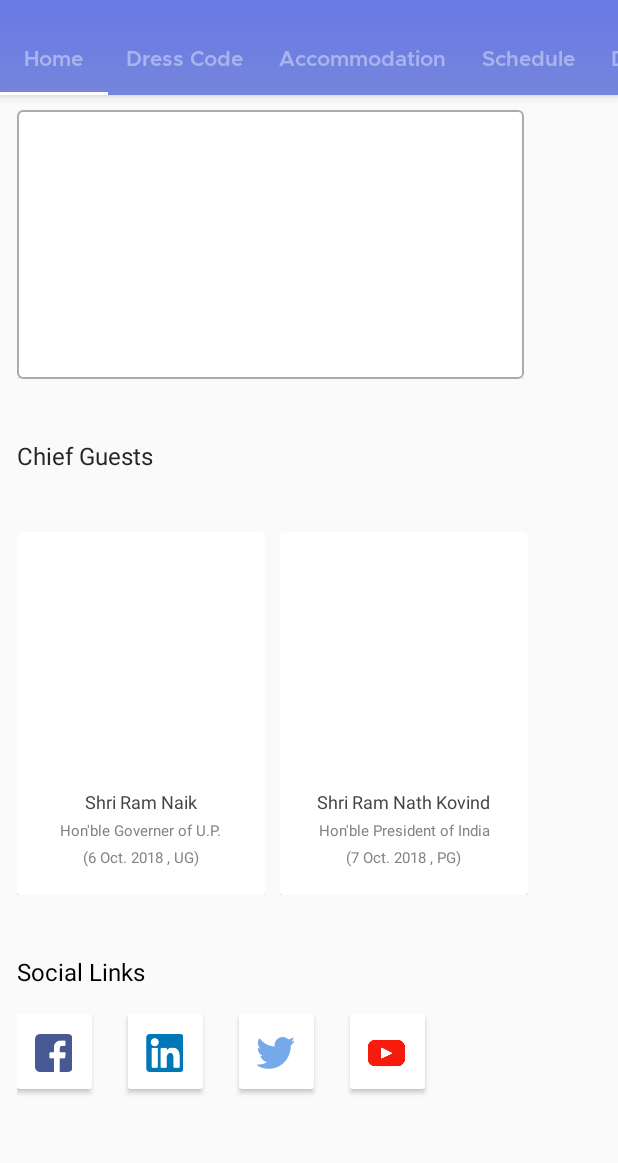
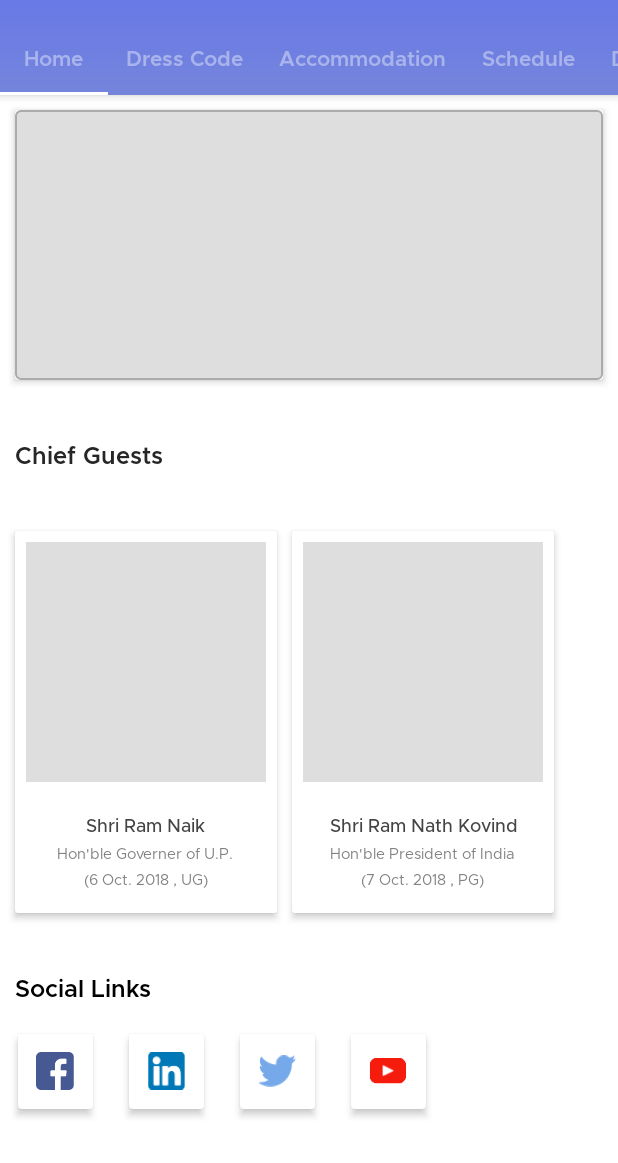
Before and after one commit to mdg-iitr/convocation-android, an Android app: the screen it shows after launch (MainActivity), on a phone screen of 412 x 824 dp, the part 73-1236 px from its top. Run offline under Robolectric (Android 15) with nearby library versions, the phone set to English and light mode, and no system bars.

Commit message:
Fixes home fragment

```diff
--- a/app/build.gradle
+++ b/app/build.gradle
@@ -4,7 +4,7 @@ android {
     compileSdkVersion 27
     defaultConfig {
         applicationId "ac.in.iitr.mdg.convocation"
-        minSdkVersion 15
+        minSdkVersion 19
         targetSdkVersion 27
         versionCode 1
         versionName "1.0"
@@ -25,6 +25,4 @@ dependencies {
     implementation 'com.android.support:design:27.1.1'
     implementation 'com.android.support:cardview-v7:27.1.1'
     implementation 'com.android.support:customtabs:27.1.1'
-
-
 }
--- a/app/src/main/java/ac/in/iitr/mdg/convocation/MainActivity.java
+++ b/app/src/main/java/ac/in/iitr/mdg/convocation/MainActivity.java
@@ -30,6 +30,7 @@ import android.view.View;
 import android.view.ViewGroup;
 import android.widget.Button;
 import android.widget.ImageButton;
+import android.widget.ImageView;
 import android.widget.TextView;
 
 import java.util.ArrayList;
@@ -409,12 +410,12 @@ public class MainActivity extends AppCompatActivity {
 
         private View setUpHome(View view) {
 
-            ImageButton fblink = view.findViewById(R.id.fblink);
-            ImageButton twlink = view.findViewById(R.id.twlink);
-            ImageButton ytlink = view.findViewById(R.id.ytlink);
-            ImageButton inlink = view.findViewById(R.id.inlink);
+            ImageView fblink = view.findViewById(R.id.fblink);
+            ImageView twlink = view.findViewById(R.id.twlink);
+            ImageView ytlink = view.findViewById(R.id.ytlink);
+            ImageView inlink = view.findViewById(R.id.inlink);
 
-            recyclerViewGuest = view.findViewById(R.id.chiefguestListView);
+            recyclerViewGuest = view.findViewById(R.id.chief_guest_recycler);
 
             mAdapterGuest = new ChiefGuestAdapter(guestList, new ChiefGuestAdapter.OnItemClickListener() {
                 @Override
--- a/app/src/main/java/ac/in/iitr/mdg/convocation/adapters/ChiefGuestAdapter.java
+++ b/app/src/main/java/ac/in/iitr/mdg/convocation/adapters/ChiefGuestAdapter.java
@@ -26,7 +26,7 @@ public class ChiefGuestAdapter extends RecyclerView.Adapter<ChiefGuestAdapter.My
     @Override
     public MyViewHolder onCreateViewHolder(@NonNull ViewGroup parent, int viewType) {
         View itemView = LayoutInflater.from(parent.getContext())
-                .inflate(R.layout.chiefguestcard, parent, false);
+                .inflate(R.layout.recycler_item_chief_guest, parent, false);
 
         return new MyViewHolder(itemView);
     }
--- a/app/src/main/res/drawable/cardborder.xml
+++ b/app/src/main/res/drawable/cardborder.xml
@@ -1,7 +1,13 @@
 <?xml version="1.0" encoding="UTF-8"?>
 <shape xmlns:android="http://schemas.android.com/apk/res/android">
-    <solid android:color="#ffffff"/>
-    <stroke android:width="1dp" android:color="#ababab" />
-    <corners android:radius="3dp"/>
-    <padding android:left="0dip" android:top="0dip" android:right="0dip" android:bottom="0dip" />
+    <solid android:color="#dedede" />
+    <stroke
+        android:width="1dp"
+        android:color="#ababab" />
+    <corners android:radius="3dp" />
+    <padding
+        android:bottom="0dip"
+        android:left="0dip"
+        android:right="0dip"
+        android:top="0dip" />
 </shape>
--- a/app/src/main/res/layout/activity_main.xml
+++ b/app/src/main/res/layout/activity_main.xml
@@ -116,6 +116,7 @@
                 android:text="@string/tab_text_contact" />
 
         </android.support.design.widget.TabLayout>
+
     </android.support.design.widget.AppBarLayout>
 
     <android.support.v4.view.ViewPager
@@ -124,5 +125,4 @@
         android:layout_height="match_parent"
         app:layout_behavior="@string/appbar_scrolling_view_behavior" />
 
-
 </android.support.design.widget.CoordinatorLayout>
--- a/app/src/main/res/layout/chiefguestcard.xml
+++ /dev/null
@@ -1,65 +0,0 @@
-<?xml version="1.0" encoding="utf-8"?>
-<android.support.constraint.ConstraintLayout xmlns:android="http://schemas.android.com/apk/res/android"
-    xmlns:tools="http://schemas.android.com/tools"
-    android:id="@+id/chiefguestlayout"
-    android:layout_width="wrap_content"
-    android:layout_height="wrap_content"
-    android:layout_marginRight="10dp">
-
-    <android.support.v7.widget.CardView
-        android:id="@+id/chief_guest_card"
-        android:layout_width="165dp"
-        android:layout_height="242dp"
-        android:background="@color/colorAccent">
-
-        <LinearLayout
-            android:layout_width="match_parent"
-            android:layout_height="wrap_content"
-            android:orientation="vertical">
-
-            <ImageView
-                android:id="@+id/guest_card_thumbimage"
-                android:layout_width="151dp"
-                android:layout_height="160dp"
-                android:layout_gravity="center"
-                android:layout_marginBottom="4dp"
-                android:layout_marginTop="7dp" />
-
-            <TextView
-                android:id="@+id/guest_card_name"
-                android:layout_width="wrap_content"
-                android:layout_height="wrap_content"
-                android:layout_gravity="center"
-                android:gravity="center_horizontal"
-                android:textColor="#444444"
-                android:textSize="12sp"
-                tools:text="Shri Ram Naik" />
-
-            <TextView
-                android:id="@+id/guest_card_desg"
-                android:layout_width="wrap_content"
-                android:layout_height="wrap_content"
-                android:layout_gravity="center"
-                android:layout_marginTop="4dp"
-                android:gravity="center_horizontal"
-                android:textColor="#838383"
-                android:textSize="10sp"
-                tools:text="Hon’ble Governor of U.P." />
-
-            <TextView
-                android:id="@+id/guest_card_date"
-                android:layout_width="wrap_content"
-                android:layout_height="wrap_content"
-                android:layout_gravity="center"
-                android:layout_marginTop="4dp"
-                android:gravity="center_horizontal"
-                android:textColor="#838383"
-                android:textSize="10sp"
-                tools:text="(6 Oct. 2018 , UG)" />
-
-        </LinearLayout>
-
-
-    </android.support.v7.widget.CardView>
-
-</android.support.constraint.ConstraintLayout>
--- a/app/src/main/res/layout/fragment_home.xml
+++ b/app/src/main/res/layout/fragment_home.xml
@@ -1,24 +1,21 @@
 <?xml version="1.0" encoding="utf-8"?>
 <android.support.v4.widget.NestedScrollView xmlns:android="http://schemas.android.com/apk/res/android"
-    xmlns:tools="http://schemas.android.com/tools"
+    xmlns:app="http://schemas.android.com/apk/res-auto"
     android:layout_width="match_parent"
-    android:layout_height="match_parent">
+    android:layout_height="match_parent"
+    android:background="#FFFFFF">
 
-    <LinearLayout
+    <FrameLayout
         android:layout_width="match_parent"
-        android:layout_height="wrap_content"
-        android:orientation="vertical">
+        android:layout_height="match_parent">
 
         <LinearLayout xmlns:android="http://schemas.android.com/apk/res/android"
-            xmlns:tools="http://schemas.android.com/tools"
             android:layout_width="match_parent"
             android:layout_height="wrap_content"
+            android:clipChildren="false"
+            android:clipToPadding="false"
             android:orientation="vertical"
-            android:paddingLeft="11dp"
-            android:paddingStart="11dp"
-            android:paddingTop="10dp"
-            tools:context="com.mdg.convocation2018.convocation18.HomeActivity"
-            tools:ignore="RtlSymmetry">
+            android:paddingTop="10dp">
 
             <include layout="@layout/homecard" />
 
@@ -26,26 +23,29 @@
                 android:layout_width="wrap_content"
                 android:layout_height="wrap_content"
                 android:layout_marginBottom="20dp"
+                android:layout_marginEnd="10dp"
+                android:layout_marginStart="10dp"
                 android:layout_marginTop="40dp"
+                android:fontFamily="@font/metropolis_semibold"
                 android:text="@string/chief_guests"
                 android:textColor="#262626"
                 android:textSize="16sp" />
 
             <android.support.v7.widget.RecyclerView
-                android:id="@+id/chiefguestListView"
+                android:id="@+id/chief_guest_recycler"
                 android:layout_width="wrap_content"
                 android:layout_height="wrap_content"
-                android:layout_marginBottom="0dp"
                 android:layout_marginTop="20dp"
                 android:background="@android:color/transparent"
-                android:cacheColorHint="@android:color/transparent"
-                android:orientation="horizontal" />
+                android:cacheColorHint="@android:color/transparent" />
 
             <TextView
-                android:layout_width="91dp"
-                android:layout_height="19dp"
-                android:layout_marginBottom="20dp"
+                android:layout_width="wrap_content"
+                android:layout_height="wrap_content"
+                android:layout_marginEnd="10dp"
+                android:layout_marginStart="10dp"
                 android:layout_marginTop="40dp"
+                android:fontFamily="@font/metropolis_semibold"
                 android:text="@string/social_links"
                 android:textColor="#000000"
                 android:textSize="16sp" />
@@ -54,140 +54,135 @@
                 android:layout_width="match_parent"
                 android:layout_height="wrap_content"
                 android:layout_gravity="center"
+                android:layout_marginTop="20dp"
+                android:clipChildren="false"
+                android:clipToPadding="false"
                 android:orientation="horizontal">
 
                 <android.support.v7.widget.CardView
                     android:id="@+id/social_fb"
-                    android:layout_width="49.8dp"
+                    android:layout_width="50dp"
                     android:layout_height="50dp"
-                    android:layout_marginBottom="70dp">
+                    android:layout_marginEnd="12dp"
+                    android:layout_marginStart="12dp"
+                    app:cardElevation="3dp"
+                    app:cardCornerRadius="2.6dp">
 
-                    <ImageButton
+                    <ImageView
                         android:id="@+id/fblink"
-                        android:layout_width="24.9dp"
+                        android:layout_width="25dp"
                         android:layout_height="25dp"
-                        android:layout_marginLeft="12dp"
-                        android:layout_marginStart="12dp"
-                        android:layout_marginTop="13dp"
-                        android:background="@color/whiteTransparent"
+                        android:layout_gravity="center"
                         android:src="@drawable/facebook" />
 
                 </android.support.v7.widget.CardView>
 
                 <android.support.v7.widget.CardView
                     android:id="@+id/social_in"
-                    android:layout_width="49.8dp"
+                    android:layout_width="50dp"
                     android:layout_height="50dp"
-                    android:layout_marginBottom="70dp"
-                    android:layout_marginLeft="24dp"
-                    android:layout_marginStart="24dp">
+                    android:layout_marginEnd="12dp"
+                    android:layout_marginStart="12dp"
+                    app:cardElevation="3dp"
+                    app:cardCornerRadius="2.6dp">
 
-                    <ImageButton
+                    <ImageView
                         android:id="@+id/inlink"
-                        android:layout_width="24.9dp"
+                        android:layout_width="25dp"
                         android:layout_height="25dp"
-                        android:layout_marginLeft="12dp"
-                        android:layout_marginStart="12dp"
-                        android:layout_marginTop="13dp"
-                        android:background="@color/whiteTransparent"
+                        android:layout_gravity="center"
                         android:src="@drawable/linkedin" />
 
                 </android.support.v7.widget.CardView>
 
                 <android.support.v7.widget.CardView
                     android:id="@+id/social_tw"
-                    android:layout_width="49.8dp"
+                    android:layout_width="50dp"
                     android:layout_height="50dp"
-                    android:layout_marginBottom="70dp"
-                    android:layout_marginLeft="24dp"
-                    android:layout_marginStart="24dp">
+                    android:layout_marginEnd="12dp"
+                    android:layout_marginStart="12dp"
+                    app:cardElevation="3dp"
+                    app:cardCornerRadius="2.6dp">
 
-                    <ImageButton
+                    <ImageView
                         android:id="@+id/twlink"
-                        android:layout_width="24.9dp"
+                        android:layout_width="25dp"
                         android:layout_height="25dp"
-                        android:layout_marginLeft="12dp"
-                        android:layout_marginStart="12dp"
-                        android:layout_marginTop="13dp"
-                        android:background="@color/whiteTransparent"
+                        android:layout_gravity="center"
                         android:src="@drawable/twitter" />
 
                 </android.support.v7.widget.CardView>
 
                 <android.support.v7.widget.CardView
                     android:id="@+id/social_yt"
-                    android:layout_width="49.8dp"
+                    android:layout_width="50dp"
                     android:layout_height="50dp"
-                    android:layout_marginBottom="70dp"
-                    android:layout_marginLeft="24dp"
-                    android:layout_marginStart="24dp">
+                    android:layout_marginEnd="12dp"
+                    android:layout_marginStart="12dp"
+                    app:cardElevation="3dp"
+                    app:cardCornerRadius="2.6dp">
 
-                    <ImageButton
+                    <ImageView
                         android:id="@+id/ytlink"
-                        android:layout_width="24.9dp"
+                        android:layout_width="25dp"
                         android:layout_height="25dp"
-                        android:layout_marginLeft="12dp"
-                        android:layout_marginStart="12dp"
-                        android:layout_marginTop="13dp"
-                        android:background="@color/whiteTransparent"
+                        android:layout_gravity="center"
                         android:src="@drawable/fill_1" />
 
                 </android.support.v7.widget.CardView>
 
-
             </LinearLayout>
 
             <View
-                android:layout_width="316dp"
+                android:layout_width="match_parent"
                 android:layout_height="0.1dp"
-                android:layout_marginEnd="22dp"
-                android:layout_marginLeft="11dp"
-                android:layout_marginRight="22dp"
-                android:layout_marginStart="11dp"
+                android:layout_marginEnd="10dp"
+                android:layout_marginStart="10dp"
+                android:layout_marginTop="40dp"
                 android:background="#ededed" />
-
 
             <TextView
                 android:id="@+id/maps"
                 android:layout_width="wrap_content"
                 android:layout_height="wrap_content"
-                android:layout_marginBottom="36dp"
-                android:layout_marginLeft="11dp"
                 android:layout_marginStart="11dp"
-                android:layout_marginTop="17.9dp"
+                android:layout_marginTop="18dp"
+                android:fontFamily="@font/metropolis_medium"
                 android:text="@string/maps"
                 android:textColor="#444444"
                 android:textSize="14sp" />
 
             <View
-                android:layout_width="316dp"
+                android:layout_width="match_parent"
                 android:layout_height="0.1dp"
-                android:layout_marginEnd="22dp"
-                android:layout_marginLeft="11dp"
-                android:layout_marginRight="22dp"
+                android:layout_marginEnd="11dp"
                 android:layout_marginStart="11dp"
+                android:layout_marginTop="18dp"
                 android:background="#ededed" />
-
 
             <TextView
                 android:id="@+id/feedback"
                 android:layout_width="wrap_content"
                 android:layout_height="wrap_content"
-                android:layout_marginBottom="17dp"
-                android:layout_marginLeft="11dp"
                 android:layout_marginStart="11dp"
+                android:layout_marginTop="18dp"
+                android:fontFamily="@font/metropolis_medium"
                 android:text="@string/feedback"
                 android:textColor="#444444"
                 android:textSize="14sp" />
 
             <View
-                android:layout_width="316dp"
+                android:layout_width="match_parent"
                 android:layout_height="0.1dp"
-                android:layout_marginEnd="22dp"
-                android:layout_marginLeft="11dp"
-                android:layout_marginRight="22dp"
+                android:layout_marginEnd="11dp"
                 android:layout_marginStart="11dp"
+                android:layout_marginTop="18dp"
                 android:background="#ededed" />
+
+            <View
+                android:layout_width="match_parent"
+                android:layout_height="56dp"
+                android:layout_marginTop="44dp" />
 
         </LinearLayout>
 
@@ -195,6 +190,7 @@
             android:id="@+id/button_register_now"
             android:layout_width="match_parent"
             android:layout_height="54dp"
+            android:layout_gravity="bottom"
             android:layout_marginTop="60dp"
             android:background="@drawable/gradient_no_radius"
             android:fontFamily="@font/metropolis_semibold"
@@ -204,6 +200,7 @@
             android:textAlignment="center"
             android:textColor="@color/white"
             android:textSize="16sp" />
-    </LinearLayout>
+
+    </FrameLayout>
 
 </android.support.v4.widget.NestedScrollView>
--- a/app/src/main/res/layout/homecard.xml
+++ b/app/src/main/res/layout/homecard.xml
@@ -1,34 +1,27 @@
 <?xml version="1.0" encoding="utf-8"?>
-<android.support.constraint.ConstraintLayout xmlns:android="http://schemas.android.com/apk/res/android"
+<android.support.v7.widget.CardView xmlns:android="http://schemas.android.com/apk/res/android"
+    xmlns:app="http://schemas.android.com/apk/res-auto"
     xmlns:tools="http://schemas.android.com/tools"
-    android:layout_width="wrap_content"
-    android:layout_height="wrap_content"
-    tools:showIn="@layout/fragment_home">
-
-    <android.support.v7.widget.CardView
     android:id="@+id/intro_home_card"
     android:layout_width="match_parent"
     android:layout_height="match_parent"
-        android:background="@drawable/cardborder">
+    android:layout_marginEnd="10dp"
+    android:layout_marginStart="10dp"
+    app:cardElevation="3dp"
+    tools:showIn="@layout/fragment_home">
 
     <RelativeLayout
-            android:layout_width="338dp"
-            android:layout_height="179dp"
-            android:layout_gravity="center"
+        android:layout_width="match_parent"
+        android:layout_height="180dp"
         android:background="@drawable/cardborder">
-
-            <LinearLayout
-                android:layout_width="wrap_content"
-                android:layout_height="wrap_content"
-                android:layout_marginLeft="18.6dp"
-                android:layout_marginStart="18.6dp"
-                android:layout_marginTop="14.2dp"
-                android:orientation="vertical">
 
         <TextView
             android:id="@+id/intro_home_card_head"
             android:layout_width="wrap_content"
             android:layout_height="wrap_content"
+            android:layout_marginStart="18.6dp"
+            android:layout_marginTop="14.2dp"
+            android:fontFamily="@font/metropolis_semibold"
             android:textColor="#262626"
             android:textSize="16sp"
             tools:text="31st Convocation IIT Roorkee" />
@@ -37,14 +30,14 @@
             android:id="@+id/intro_home_card_date"
             android:layout_width="wrap_content"
             android:layout_height="wrap_content"
+            android:layout_below="@id/intro_home_card_head"
+            android:layout_marginStart="18.6dp"
             android:layout_marginTop="5.5dp"
+            android:fontFamily="@font/metropolis_regular"
             android:textColor="#444444"
             android:textSize="12sp"
             tools:text="21 - 23 September 2018" />
 
-            </LinearLayout>
     </RelativeLayout>
 
 </android.support.v7.widget.CardView>
-
-</android.support.constraint.ConstraintLayout>
--- /dev/null
+++ b/app/src/main/res/layout/recycler_item_chief_guest.xml
@@ -0,0 +1,64 @@
+<?xml version="1.0" encoding="utf-8"?>
+<android.support.v7.widget.CardView xmlns:android="http://schemas.android.com/apk/res/android"
+    xmlns:app="http://schemas.android.com/apk/res-auto"
+    xmlns:tools="http://schemas.android.com/tools"
+    android:id="@+id/chief_guest_card"
+    android:layout_width="wrap_content"
+    android:layout_height="wrap_content"
+    android:layout_marginStart="10dp"
+    android:background="@color/colorAccent"
+    app:cardElevation="3dp">
+
+    <LinearLayout
+        android:layout_width="match_parent"
+        android:layout_height="wrap_content"
+        android:orientation="vertical">
+
+        <ImageView
+            android:id="@+id/guest_card_thumbimage"
+            android:layout_width="160dp"
+            android:layout_height="160dp"
+            android:layout_gravity="center"
+            android:layout_margin="7dp"
+            android:background="#dedede" />
+
+        <TextView
+            android:id="@+id/guest_card_name"
+            android:layout_width="wrap_content"
+            android:layout_height="wrap_content"
+            android:layout_gravity="center"
+            android:layout_marginTop="14dp"
+            android:fontFamily="@font/metropolis_medium"
+            android:gravity="center_horizontal"
+            android:textColor="#444444"
+            android:textSize="12sp"
+            tools:text="Shri Ram Naik" />
+
+        <TextView
+            android:id="@+id/guest_card_desg"
+            android:layout_width="wrap_content"
+            android:layout_height="wrap_content"
+            android:layout_gravity="center"
+            android:layout_marginTop="4dp"
+            android:fontFamily="@font/metropolis_regular"
+            android:gravity="center_horizontal"
+            android:textColor="#838383"
+            android:textSize="10sp"
+            tools:text="Hon’ble Governor of U.P." />
+
+        <TextView
+            android:id="@+id/guest_card_date"
+            android:layout_width="wrap_content"
+            android:layout_height="wrap_content"
+            android:layout_gravity="center"
+            android:layout_marginBottom="15dp"
+            android:layout_marginTop="4dp"
+            android:fontFamily="@font/metropolis_regular"
+            android:gravity="center_horizontal"
+            android:textColor="#838383"
+            android:textSize="10sp"
+            tools:text="(6 Oct. 2018 , UG)" />
+
+    </LinearLayout>
+
+</android.support.v7.widget.CardView>
--- a/build.gradle
+++ b/build.gradle
@@ -8,7 +8,7 @@ buildscript {
         mavenCentral()
     }
     dependencies {
-        classpath 'com.android.tools.build:gradle:3.1.0'
+        classpath 'com.android.tools.build:gradle:3.1.3'
 
 
         // NOTE: Do not place your application dependencies here; they belong
```
Lines whose indentation alone changed are shown as unchanged.
